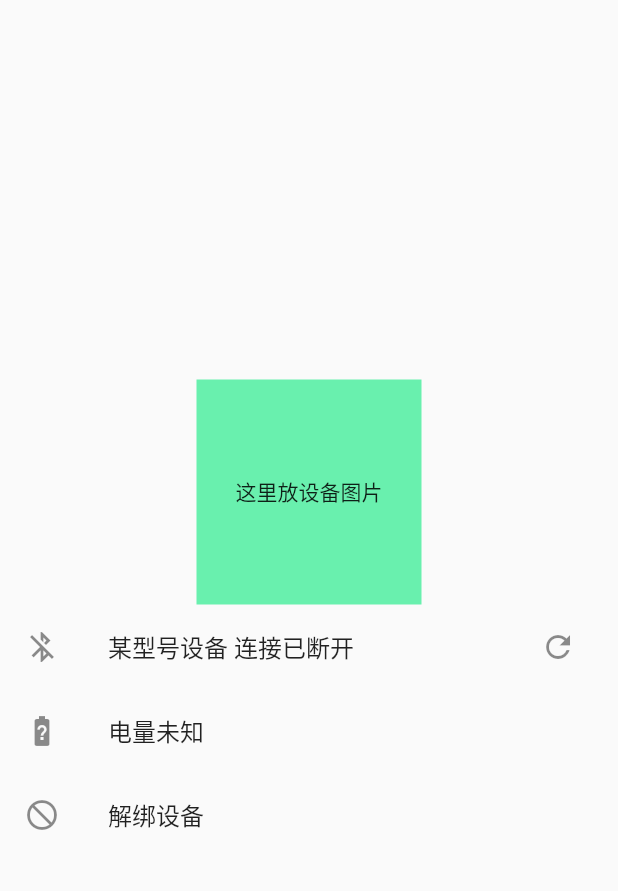
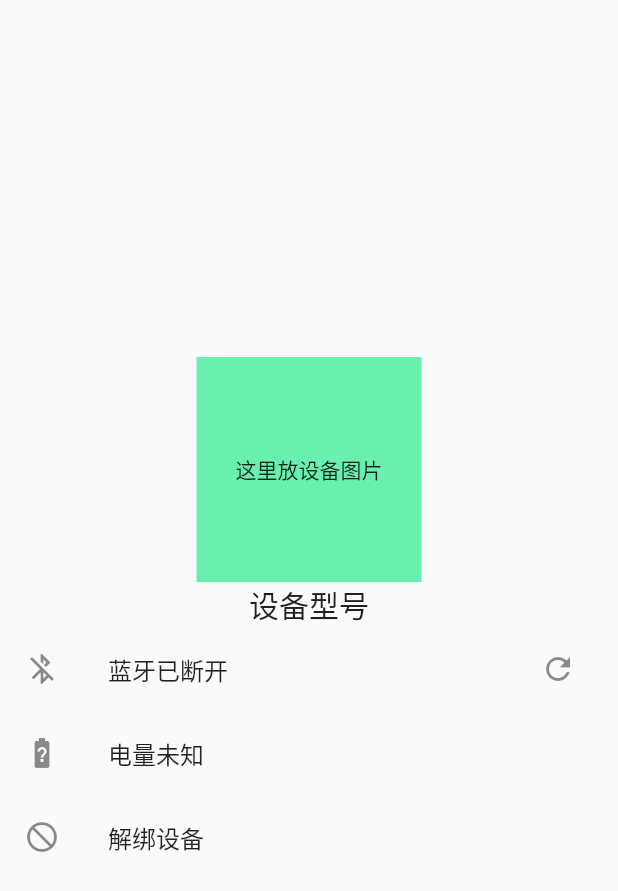
Before and after one commit to CCXXXI/ecg_monitor, a Flutter app: the DeviceView widget shown alone on an empty page, opened directly, on a phone screen of 412 x 824 dp. Shown: the top 891 px of the screen. Run offline on Flutter 3.47's test engine with Material 2 defaults, Android fonts, the phone set to English and light mode, and no system bars; our stand-ins replace flutter_riverpod, riverpod_annotation, salomon_bottom_bar; generated files the repository leaves out were written again; statements that could not run were skipped.

Commit message:
feat(device): better DeviceView

```diff
--- a/lib/device.dart
+++ b/lib/device.dart
@@ -14,9 +14,10 @@ class DeviceView extends StatelessWidget {
           color: Colors.greenAccent,
           child: const Center(child: Text("这里放设备图片")),
         ),
+        const Text("设备型号", style: TextStyle(fontSize: 20)),
         ListTile(
           leading: const Icon(Icons.bluetooth_disabled),
-          title: const Text("某型号设备 连接已断开"),
+          title: const Text("蓝牙已断开"),
           trailing: IconButton(
             onPressed: () {},
             icon: const Icon(Icons.refresh),
```
